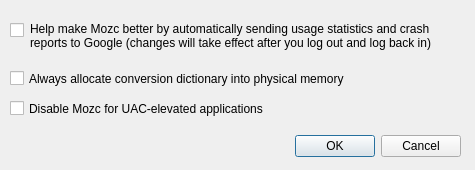
First picture: the form in src/gui/administration_dialog/administration_dialog.ui, repository google/mozc, before the edit.
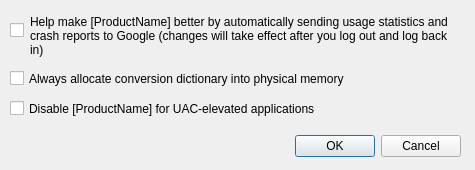
Second picture: the form after the edit.

The edit to the form file:
```diff
--- a/src/gui/administration_dialog/administration_dialog.ui
+++ b/src/gui/administration_dialog/administration_dialog.ui
@@ -87,7 +87,7 @@
     </rect>
    </property>
    <property name="text">
-    <string>Help make Mozc better by automatically sending usage statistics and crash reports to Google (changes will take effect after you log out and log back in)</string>
+    <string>Help make [ProductName] better by automatically sending usage statistics and crash reports to Google (changes will take effect after you log out and log back in)</string>
    </property>
    <property name="wordWrap">
     <bool>true</bool>
@@ -135,7 +135,7 @@
     </sizepolicy>
    </property>
    <property name="text">
-    <string>Disable Mozc for UAC-elevated applications</string>
+    <string>Disable [ProductName] for UAC-elevated applications</string>
    </property>
   </widget>
  </widget>
```
Left out of the diff: 2 changed lines with no effect on the pictures.
